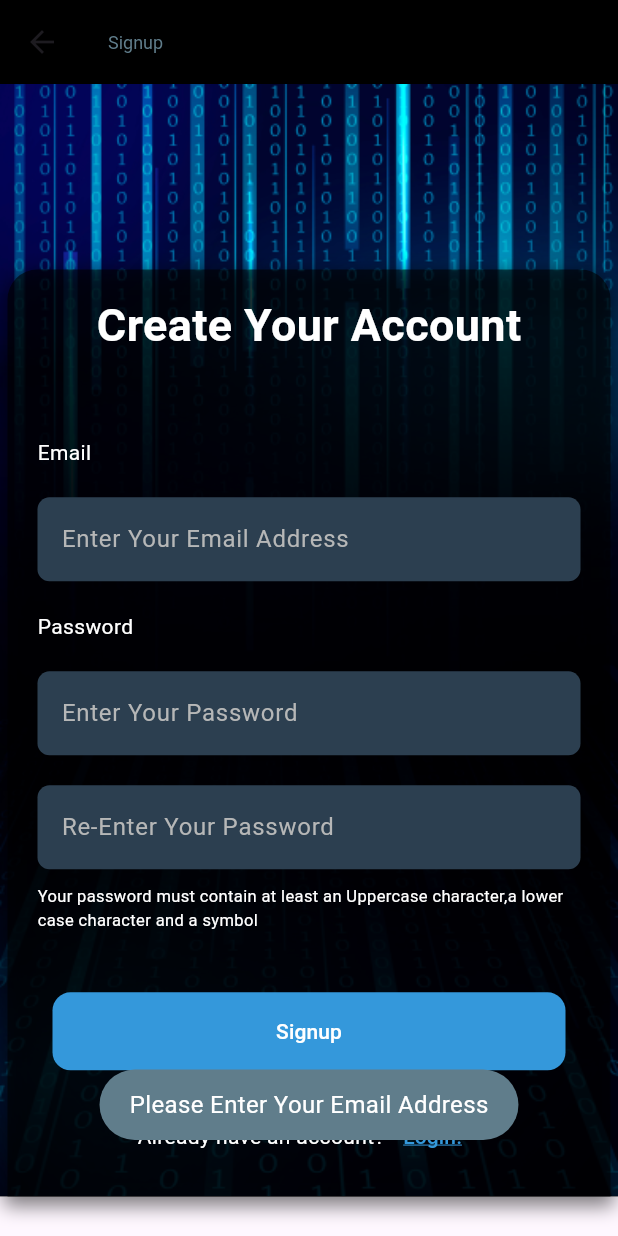
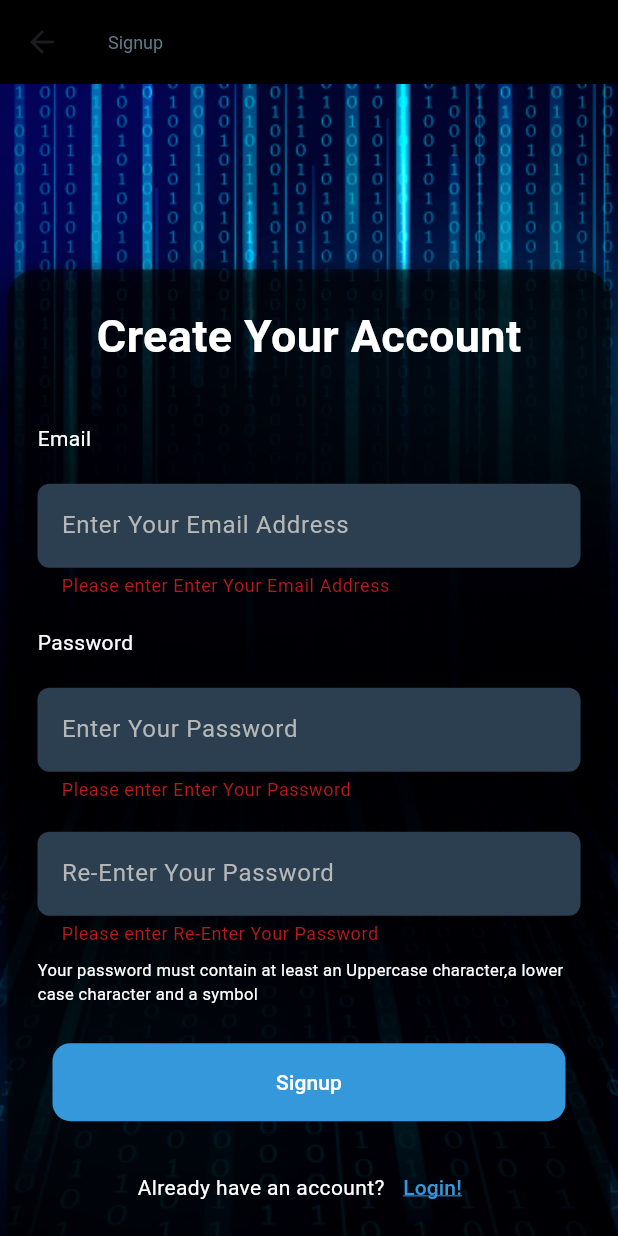
Before and after one commit to SakunikaMuthuni/Biomark-, a Flutter app: the SignupPage screen opened by its route, after a tap on "Signup", on a phone screen of 412 x 824 dp. Run offline on Flutter 3.47's test engine with Material 3 defaults, Android fonts, the phone set to English and light mode, and no system bars; our stand-ins replace fluttertoast, sqflite; accounts and stored records are empty.

Commit message:
Form and Email Validation

```diff
--- a/lib/Comm/comHelper.dart
+++ b/lib/Comm/comHelper.dart
@@ -12,3 +12,9 @@ void alertDialog(String message) {
     fontSize: 16.0,
   );
 }
+
+bool validateEmail(String email){
+  final RegExp emailReg = new RegExp(
+      r"^[a-zA-Z0-9.!#$%&'*+/=?^_`{|}~-]+@[a-zA-Z0-9](?:[a-zA-Z0-9-]{0,253}[a-zA-Z0-9])?(?:\.[a-zA-Z0-9](?:[a-zA-Z0-9-]{0,253}[a-zA-Z0-9])?)*$");
+  return emailReg.hasMatch(email);
+}
--- a/lib/Comm/getTextFromFields.dart
+++ b/lib/Comm/getTextFromFields.dart
@@ -1,3 +1,4 @@
+import 'package:biomark/Comm/comHelper.dart';
 import 'package:flutter/material.dart';
 
 class getTextFromFields extends StatelessWidget {
@@ -6,7 +7,11 @@ class getTextFromFields extends StatelessWidget {
   bool isObscureText;
   TextInputType inputType;
 
-  getTextFromFields({required this.controller, required this.hintName, this.isObscureText = false, this.inputType = TextInputType.text});
+  getTextFromFields(
+      {required this.controller,
+        required this.hintName,
+        this.isObscureText = false,
+        this.inputType = TextInputType.text});
 
   @override
   Widget build(BuildContext context) {
@@ -14,10 +19,21 @@ class getTextFromFields extends StatelessWidget {
       padding: const EdgeInsets.symmetric(horizontal: 20.0),
       margin: const EdgeInsets.only(top: 20.0),
 
-      child: TextField(
+      child: TextFormField(
         controller: controller,
         obscureText: isObscureText,
         keyboardType: inputType,
+        validator: (value) {
+          if (value == null || value.isEmpty) {
+            return 'Please enter $hintName';
+          }
+          if(hintName =="Enter Your Email Address"  && !validateEmail(value)){
+            return "Please Enter Valid Email Address";
+          }
+
+          return null;
+        },
+        onSaved: (val) => controller.text = val!,
         style: const TextStyle(
           color: Color(0xFFB6B7B7),
           decoration: TextDecoration.none,
--- a/lib/screens/SignupPage.dart
+++ b/lib/screens/SignupPage.dart
@@ -14,25 +14,36 @@ class SignupPage extends StatefulWidget {
 }
 
 class _SignupPageState extends State<SignupPage> {
+  final _formKey = new GlobalKey<FormState>();
+
   final _conEmail = TextEditingController();
   final _conPassword = TextEditingController();
   final _conRePassword = TextEditingController();
 
   signUp() async {
+    final form = _formKey.currentState;
+
     String uemail = _conEmail.text;
     String upassword = _conPassword.text;
     String urepassword = _conRePassword.text;
 
-    if (uemail.isEmpty) {
-      alertDialog("Please Enter Your Email Address");
-      return; // Stop further execution
-    } else if (upassword.isEmpty) {
-      alertDialog("Please Enter Your Password");
-      return; // Stop further execution
-    } else if (urepassword.isEmpty) {
-      alertDialog("Please Re-Enter the Password");
-      return; // Stop further execution
+    if(form!.validate()){
+
+
+    }else{
+
     }
+
+    // if (uemail.isEmpty) {
+    //   alertDialog("Please Enter Your Email Address");
+    //   return; // Stop further execution
+    // } else if (upassword.isEmpty) {
+    //   alertDialog("Please Enter Your Password");
+    //   return; // Stop further execution
+    // } else if (urepassword.isEmpty) {
+    //   alertDialog("Please Re-Enter the Password");
+    //   return; // Stop further execution
+    // }
   }
 
   @override
@@ -59,6 +70,8 @@ class _SignupPageState extends State<SignupPage> {
           ),
         ),
 
+        child: Form(
+          key: _formKey,
           child: SingleChildScrollView(
             scrollDirection: Axis.vertical,
             child: Center(
@@ -79,7 +92,7 @@ class _SignupPageState extends State<SignupPage> {
                     ),
 
                     Container(
-                    height: MediaQuery.of(context).size.height * 0.75,
+                      height: MediaQuery.of(context).size.height * 0.80,
                       width: double.infinity,
                       decoration: BoxDecoration(
                         color: Colors.black.withOpacity(0.6),
@@ -111,7 +124,7 @@ class _SignupPageState extends State<SignupPage> {
 
                           SizedBox(
                             width: 100,
-                          height: MediaQuery.of(context).size.height * 0.04,
+                            height: MediaQuery.of(context).size.height * 0.02,
                             child: Container(
                               // color: Colors.blue,
                               // child: const Center(child: Text('Hello')),
@@ -166,7 +179,7 @@ class _SignupPageState extends State<SignupPage> {
                           //Password detail text
                           Container(
                             padding: const EdgeInsets.symmetric(horizontal: 20.0),
-                          margin: const EdgeInsets.only(top: 10.0),
+                            margin: const EdgeInsets.only(top: 8.0),
 
                             child: const Row(
                               mainAxisAlignment: MainAxisAlignment.start,
@@ -188,7 +201,7 @@ class _SignupPageState extends State<SignupPage> {
                           //Signup button
                           Container(
                             padding: const EdgeInsets.symmetric(horizontal: 30.0),
-                          margin: const EdgeInsets.only(top: 40.0),
+                            margin: const EdgeInsets.only(top: 25.0),
                             width: double.infinity,
 
                             decoration: BoxDecoration(
@@ -256,6 +269,7 @@ class _SignupPageState extends State<SignupPage> {
               ),
             ),
           ),
+        ),
 
       ),
     );
```
Lines whose indentation alone changed are shown as unchanged.
